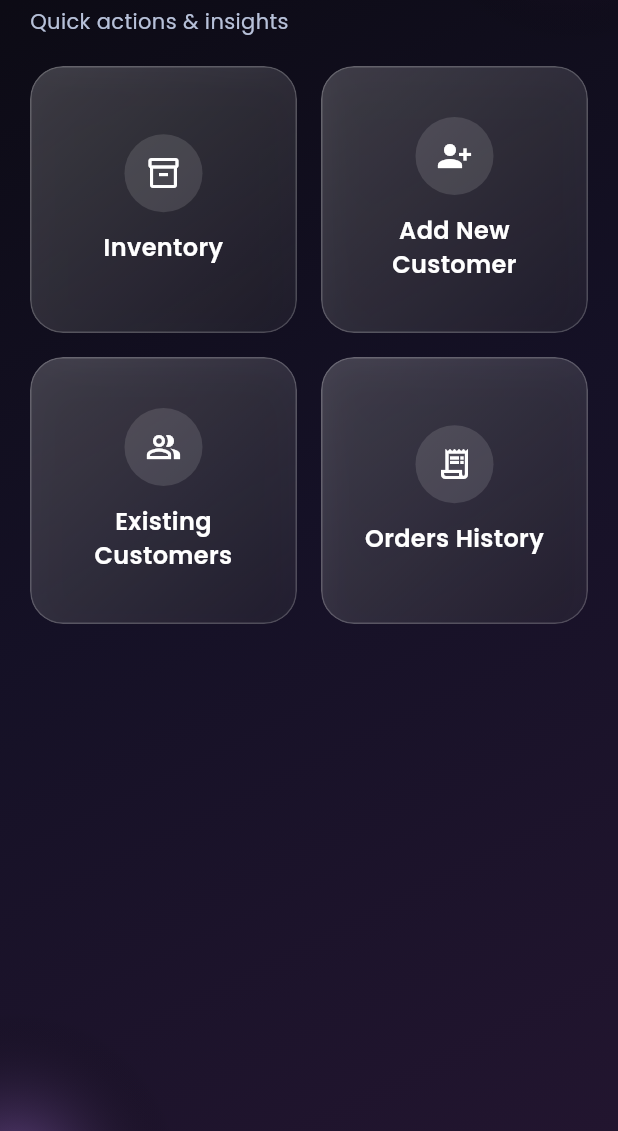
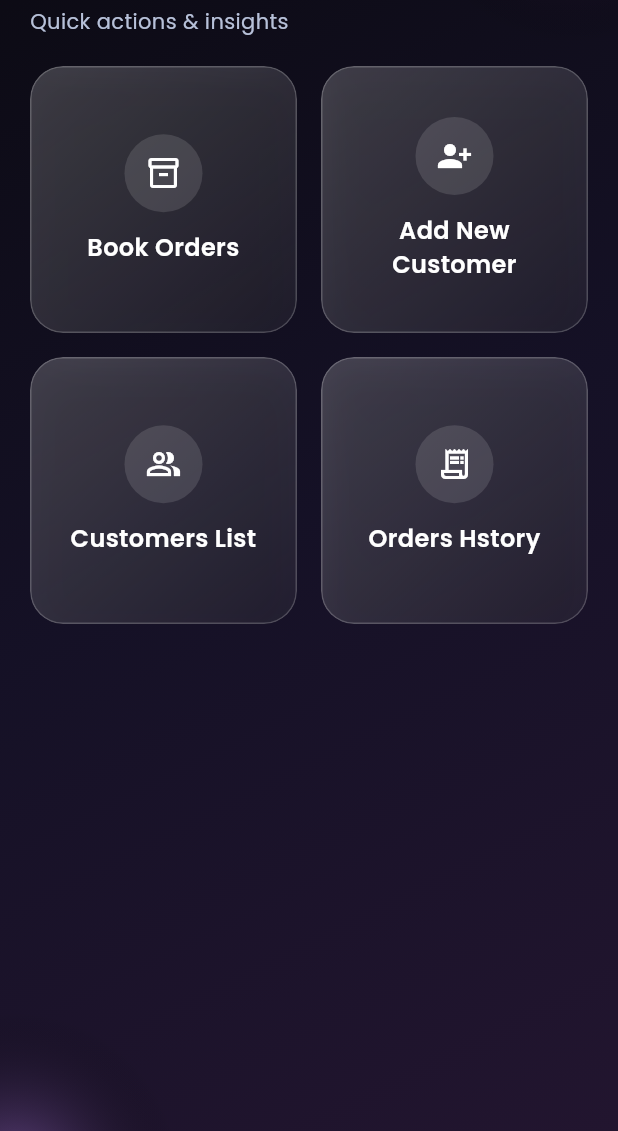
Before and after one commit to JAY-PANCHAL/tsilvi, a Flutter app: the DashboardScreen screen opened by its route, on a phone screen of 412 x 824 dp, the part 105-1236 px from its top. Run offline on Flutter 3.47's test engine with Material 3 defaults, Android fonts, the phone set to English and light mode, and no system bars; our stand-ins replace carousel_slider, fluttertoast, get, google_fonts, photo_view, share_plus and 2 more; missing offline and left inert: mobile_scanner; accounts and stored records are empty; network calls fail.

Commit message:
final changes done for demo 4

```diff
--- a/lib/data/repositories/user_repository_impl.dart
+++ b/lib/data/repositories/user_repository_impl.dart
@@ -24,6 +24,7 @@ class UserRepositoryImpl implements UserRepository {
       'fullName': user.name,
       'mobile': user.mobile,
       'email': user.email,
+      'businessName': user.businessName,
       'userType': 1,
       'createdBy': 1,
     };
--- a/lib/presentation/screens/add_user_screen.dart
+++ b/lib/presentation/screens/add_user_screen.dart
@@ -3,7 +3,6 @@ import 'package:get/get.dart';
 
 import '../../core/utils/app_colors.dart';
 import '../../domain/entities/user_entity.dart';
-import '../../routes/app_routes.dart';
 import '../controllers/users_controller.dart';
 import '../../core/utils/toast.dart';
 import '../widgets/glass_button.dart';
@@ -133,9 +132,7 @@ class _AddUserScreenState extends State<AddUserScreen> {
                           try {
                             final created = await usersController.addUser(user);
                             usersController.selectUser(created);
-                            if (Get.currentRoute != AppRoutes.inventory) {
-                              Get.offNamed(AppRoutes.inventory);
-                            }
+                            Get.back(result: created);
                           } finally {
                             if (mounted) {
                               setState(() => _isSubmitting = false);
--- a/lib/presentation/screens/dashboard_screen.dart
+++ b/lib/presentation/screens/dashboard_screen.dart
@@ -67,7 +67,7 @@ class DashboardScreen extends StatelessWidget {
                         index: 0,
                         child: _ActionCard(
                           icon: Icons.inventory_2_outlined,
-                          title: 'Inventory',
+                          title: 'Book Orders',
                           subtitle: 'Browse products',
                           onTap: () => Get.toNamed(AppRoutes.inventory),
                         ),
@@ -85,7 +85,7 @@ class DashboardScreen extends StatelessWidget {
                         index: 2,
                         child: _ActionCard(
                           icon: Icons.people_alt_outlined,
-                          title: 'Existing Customers',
+                          title: 'Customers List',
                           subtitle: 'Select customer',
                           onTap: () => Get.toNamed(AppRoutes.existingUsers),
                         ),
@@ -94,7 +94,7 @@ class DashboardScreen extends StatelessWidget {
                         index: 3,
                         child: _ActionCard(
                           icon: Icons.receipt_long_outlined,
-                          title: 'Orders History',
+                          title: 'Orders Hstory',
                           subtitle: 'Track orders',
                           onTap: () => Get.toNamed(AppRoutes.orders),
                         ),
```
Also changed, not shown: lib/presentation/screens/existing_users_screen.dart (+9 -16 lines).
